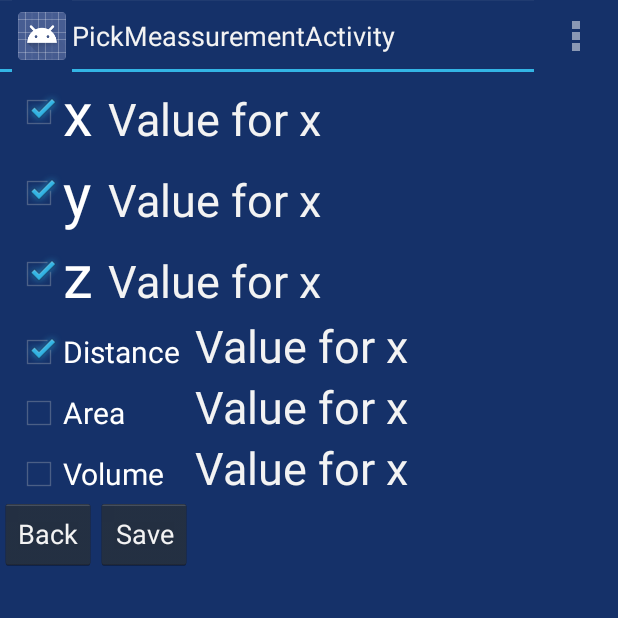
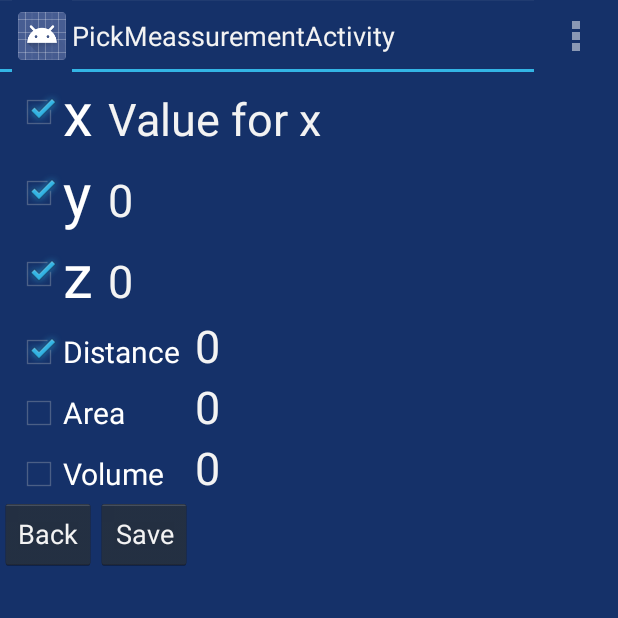
Before and after one commit to kirayatail/sizematters, an Android app: the PickMeassurementActivity screen opened directly, with no data from a screen before it, on a phone screen of 412 x 824 dp, the top half of it. Run offline under Robolectric (Android 15) with nearby library versions, the light colour scheme and no system bars; 1 statement that could not run was skipped.

```diff
--- a/SizeMatters/app/src/main/res/layout/activity_pick_meassurement.xml
+++ b/SizeMatters/app/src/main/res/layout/activity_pick_meassurement.xml
@@ -61,7 +61,7 @@
                 android:layout_width="wrap_content"
                 android:layout_height="wrap_content"
                 android:textAppearance="?android:attr/textAppearanceMedium"
-                android:text="Value for x"
+                android:text="0"
                 android:id="@+id/yValue"
                 android:layout_column="2"
                 android:paddingLeft="10dp"
@@ -89,7 +89,7 @@
                 android:layout_width="wrap_content"
                 android:layout_height="wrap_content"
                 android:textAppearance="?android:attr/textAppearanceMedium"
-                android:text="Value for x"
+                android:text="0"
                 android:id="@+id/zValue"
                 android:layout_column="2"
                 android:paddingLeft="10dp"
@@ -127,7 +127,7 @@
                 android:layout_width="wrap_content"
                 android:layout_height="wrap_content"
                 android:textAppearance="?android:attr/textAppearanceMedium"
-                android:text="Value for x"
+                android:text="0"
                 android:id="@+id/distValue"
                 android:layout_column="2"
                 android:paddingLeft="10dp"
@@ -156,7 +156,7 @@
                 android:layout_width="wrap_content"
                 android:layout_height="wrap_content"
                 android:textAppearance="?android:attr/textAppearanceMedium"
-                android:text="Value for x"
+                android:text="0"
                 android:id="@+id/areaValue"
                 android:layout_column="2"
                 android:paddingLeft="10dp"
@@ -185,7 +185,7 @@
                 android:layout_width="wrap_content"
                 android:layout_height="wrap_content"
                 android:textAppearance="?android:attr/textAppearanceMedium"
-                android:text="Value for x"
+                android:text="0"
                 android:id="@+id/volValue"
                 android:layout_column="2"
                 android:paddingLeft="10dp"
```
Also changed, not shown: SizeMatters/app/src/main/java/edu/chl/startup/sizematters/app/PickMeassurementActivity.java (+6 -6 lines).
